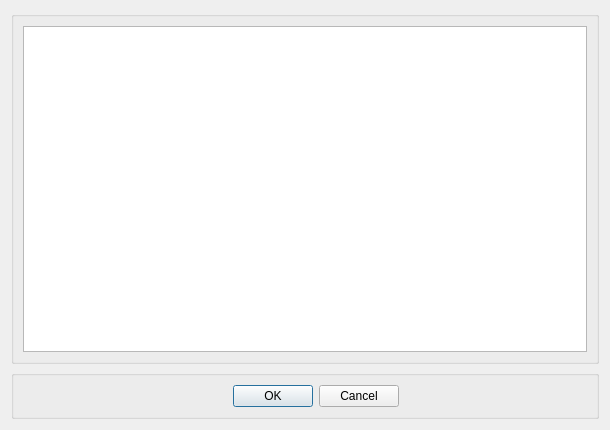
Kalorina/Painter_PocitacovaGrafika, file Project2/Project2/ObjectLayers.ui: the form before one commit.
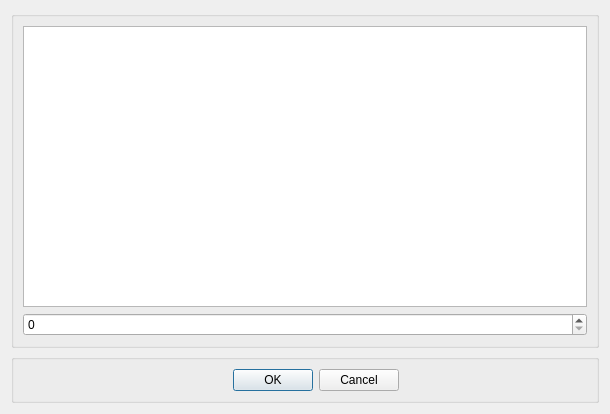
The form after the commit.

Commit message: viac objectov na platne + transformacie podla layer

```diff
--- a/Project2/Project2/ObjectLayers.ui
+++ b/Project2/Project2/ObjectLayers.ui
@@ -7,7 +7,7 @@
     <x>0</x>
     <y>0</y>
     <width>610</width>
-    <height>430</height>
+    <height>414</height>
    </rect>
   </property>
   <property name="windowTitle">
@@ -23,6 +23,9 @@
       <item>
        <widget class="QTableWidget" name="tableWidget"/>
       </item>
+      <item>
+       <widget class="QSpinBox" name="spinBoxLayer"/>
+      </item>
      </layout>
     </widget>
    </item>
```
The commit also changes 4 other files.
